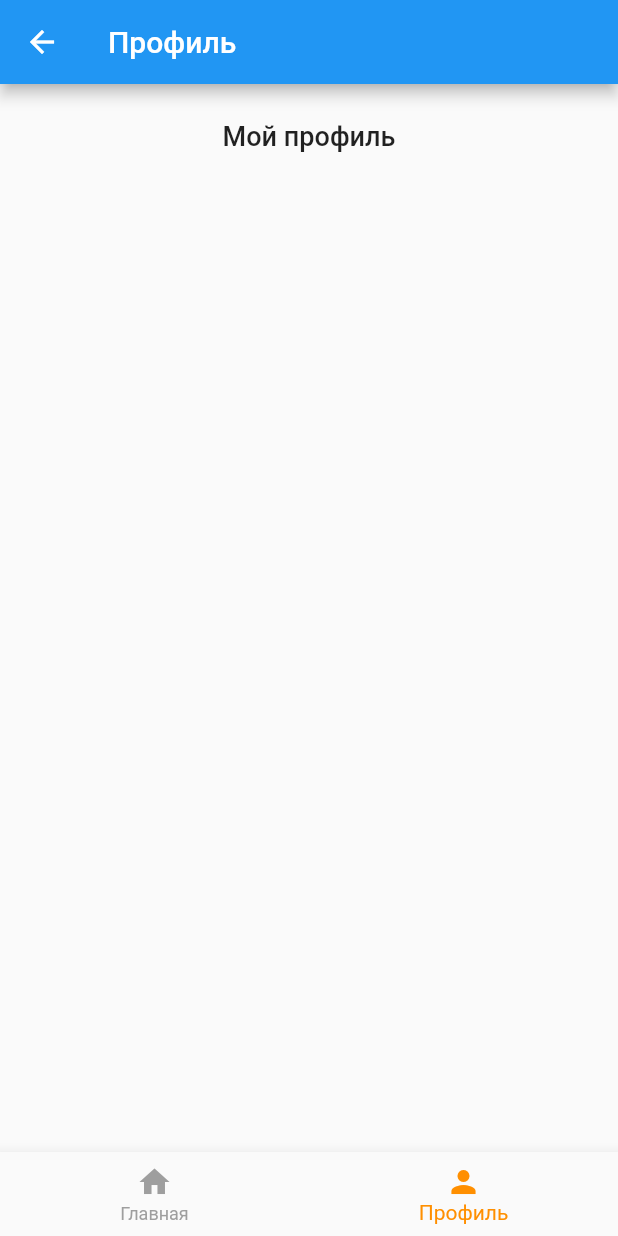
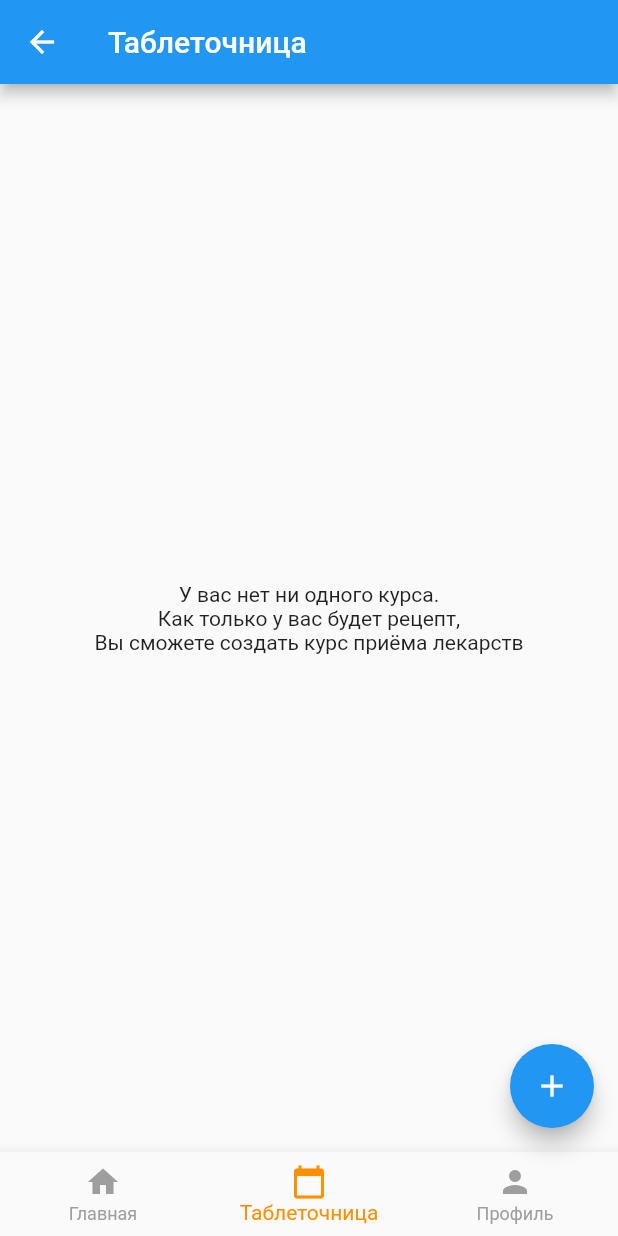
Before and after one commit to mtopsib/pharmacy_app, a Flutter app: the HomeLogged screen opened directly, item 2 of the bottom bar chosen, on a phone screen of 412 x 824 dp. Run offline on Flutter 3.47's test engine with Material 2 defaults, Android fonts, the phone set to English and light mode, and no system bars; our stand-ins replace badges, camera, flutter_svg, geolocator, image_picker, mask_text_input_formatter and 3 more; missing offline and left inert: calendar_strip, flutter_udid, flutter_webview_plugin; accounts and stored records are empty; network calls fail.

Commit message:
Start working on tablets

```diff
--- a/lib/home_widget.dart
+++ b/lib/home_widget.dart
@@ -1,14 +1,12 @@
 import 'package:badges/badges.dart';
 import 'package:flutter/material.dart';
 import 'package:flutter_webview_plugin/flutter_webview_plugin.dart';
-import 'package:pharmacy_app/main.dart';
-import 'package:pharmacy_app/news_card_widget.dart';
-import 'package:pharmacy_app/recipe_widget.dart';
 import 'package:pharmacy_app/server_wrapper.dart';
 import 'package:pharmacy_app/login_widget.dart';
 import 'dart:math';
 import 'package:pharmacy_app/profile_widget.dart';
 import 'package:pharmacy_app/shared_preferences_wrapper.dart';
+import 'package:pharmacy_app/tablets/tablets_widget.dart';
 
 
 class Home extends StatefulWidget{
@@ -45,13 +43,13 @@ class HomeLogged extends StatefulWidget{
 class _HomeLoggedState extends State<HomeLogged>{
   int _selectedIndex = 0;
 
-  List<String> _titleTexts = ['Главная', 'Профиль'];
+  List<String> _titleTexts = ['Главная', "Таблеточница", "Профиль"];
   List<Widget> _homeWidgets;
 
   @override
   void initState(){
     super.initState();
-    _homeWidgets = [HomePageWidget(), MainProfile()];
+    _homeWidgets = [HomePageWidget(), TabletsMain(), MainProfile()];
   }
 
   @override
@@ -73,11 +71,11 @@ class _HomeLoggedState extends State<HomeLogged>{
             icon: Icon(Icons.home),
             title: Text('Главная'),
           ),
+          BottomNavigationBarItem(
+            icon: Icon(Icons.calendar_today),
+            title: Text('Таблеточница'),
+          ),
           /*BottomNavigationBarItem(
-            icon: Icon(Icons.format_list_bulleted),
-            title: Text('Рецепты'),
-          ),
-          BottomNavigationBarItem(
             icon: Icon(Icons.notifications_active),
             title: Text('Уведомления'),
           ),*/
@@ -87,6 +85,10 @@ class _HomeLoggedState extends State<HomeLogged>{
           ),
         ],
       ),
+
+      floatingActionButton: _selectedIndex == 1 ? FloatingActionButton(
+        child: Icon(Icons.add),
+      ) : null
     );
   }
 
--- /dev/null
+++ b/lib/tablets/tablets_widget.dart
@@ -0,0 +1,34 @@
+import 'package:calendar_strip/calendar_strip.dart';
+import 'package:flutter/material.dart';
+
+class TabletsMain extends StatelessWidget{
+  @override
+  Widget build(BuildContext context) {
+    return Container(
+      child: Center(
+        child: Text("У вас нет ни одного курса.\nКак только у вас будет рецепт,\nВы сможете создать курс приёма лекарств", textAlign: TextAlign.center,),
+      ),
+    );
+  }
+
+}
+
+class TabletsWidget extends StatelessWidget{
+  @override
+  Widget build(BuildContext context) {
+    // TODO: implement build
+    return Container(
+      child: CalendarStrip(
+        startDate: DateTime.parse("20200201"),
+        endDate: DateTime.parse("20200330"),
+        selectedDate: DateTime.now(),
+        onDateSelected: onSelect,
+      ),
+    );
+  }
+
+  void onSelect(DateTime dateTime){
+    print(dateTime);
+  }
+
+}
--- a/pubspec.yaml
+++ b/pubspec.yaml
@@ -42,6 +42,8 @@ dependencies:
   qr_flutter: 3.2.0
   badges: 1.1.0
   flutter_webview_plugin: 0.3.10+1
+  firebase_messaging: 6.0.13
+  calendar_strip: ^1.0.4
 
 dev_dependencies:
   flutter_launcher_icons: "^0.7.0"
```
Also changed, not shown: lib/profile_widget.dart (+22 -10 lines), lib/recipe_widget.dart (+8 -8 lines), lib/server_wrapper.dart (+8 -1 lines), lib/webview_widget.dart (+12 -2 lines), pubspec.lock, 2 other files.
